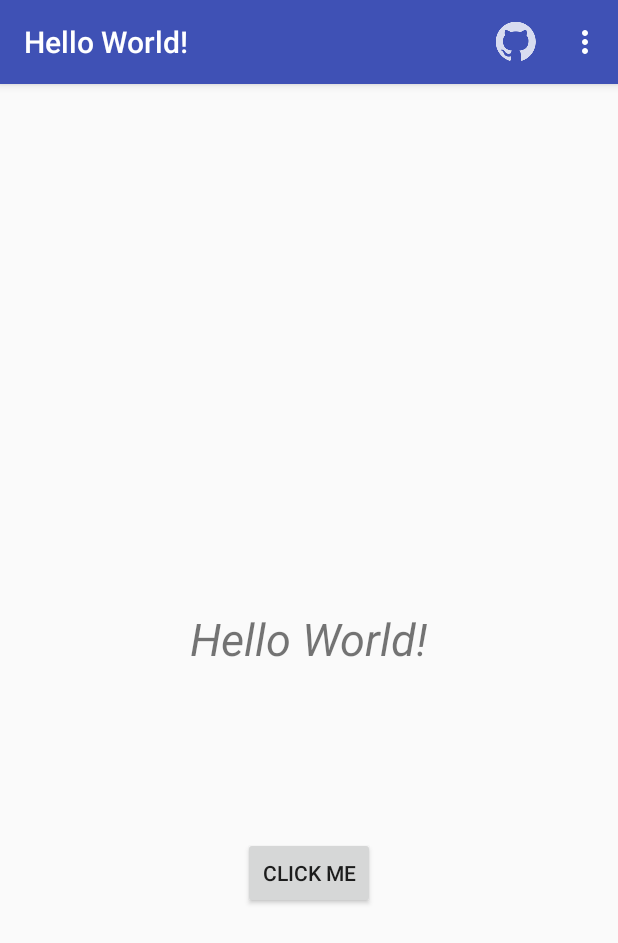
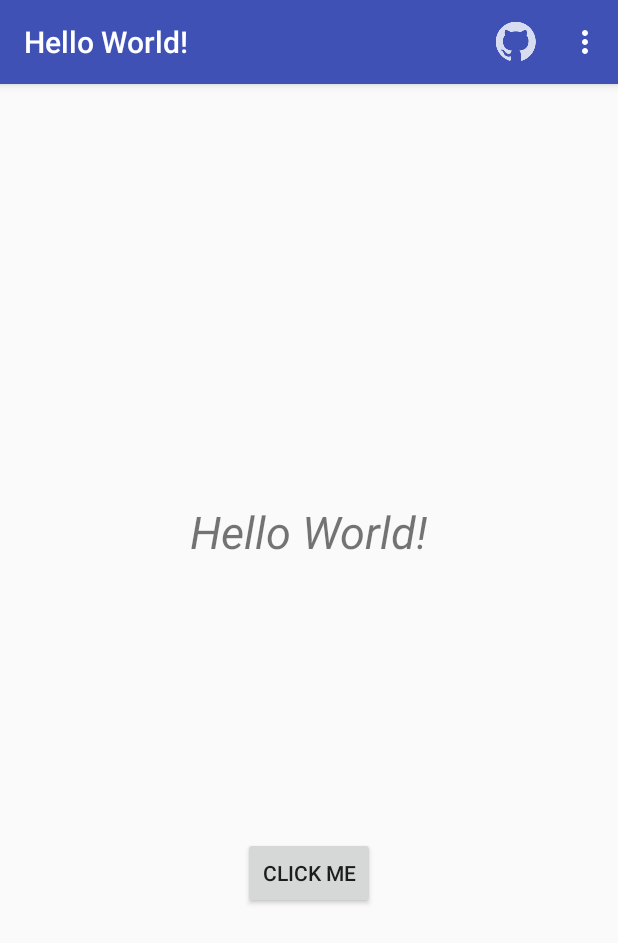
Before and after one commit to moonspeaking/HelloWorld, an Android app: the screen it shows after launch (MainActivity), after a tap on "CLICK ME", on a phone screen of 412 x 824 dp. Shown: the top 943 px of the screen. Run offline under Robolectric (Android 15) with nearby library versions, the phone set to English and light mode, and no system bars.

Commit message:
edited layout to appear the same on smaller screens

```diff
--- a/app/src/main/res/layout/content_main.xml
+++ b/app/src/main/res/layout/content_main.xml
@@ -12,15 +12,18 @@
         android:id="@+id/textView"
         android:layout_width="wrap_content"
         android:layout_height="wrap_content"
-        android:layout_marginBottom="112dp"
+        android:layout_marginBottom="8dp"
         android:layout_marginLeft="8dp"
         android:layout_marginRight="8dp"
+        android:layout_marginTop="8dp"
         android:textSize="30sp"
         android:textStyle="italic"
         app:layout_constraintBottom_toTopOf="@+id/button"
         app:layout_constraintHorizontal_bias="0.507"
         app:layout_constraintLeft_toLeftOf="@+id/button"
-        app:layout_constraintRight_toRightOf="@+id/button" />
+        app:layout_constraintRight_toRightOf="@+id/button"
+        app:layout_constraintTop_toTopOf="parent"
+        app:layout_constraintVertical_bias="0.607" />
 
     <Button
         android:id="@+id/button"
```
